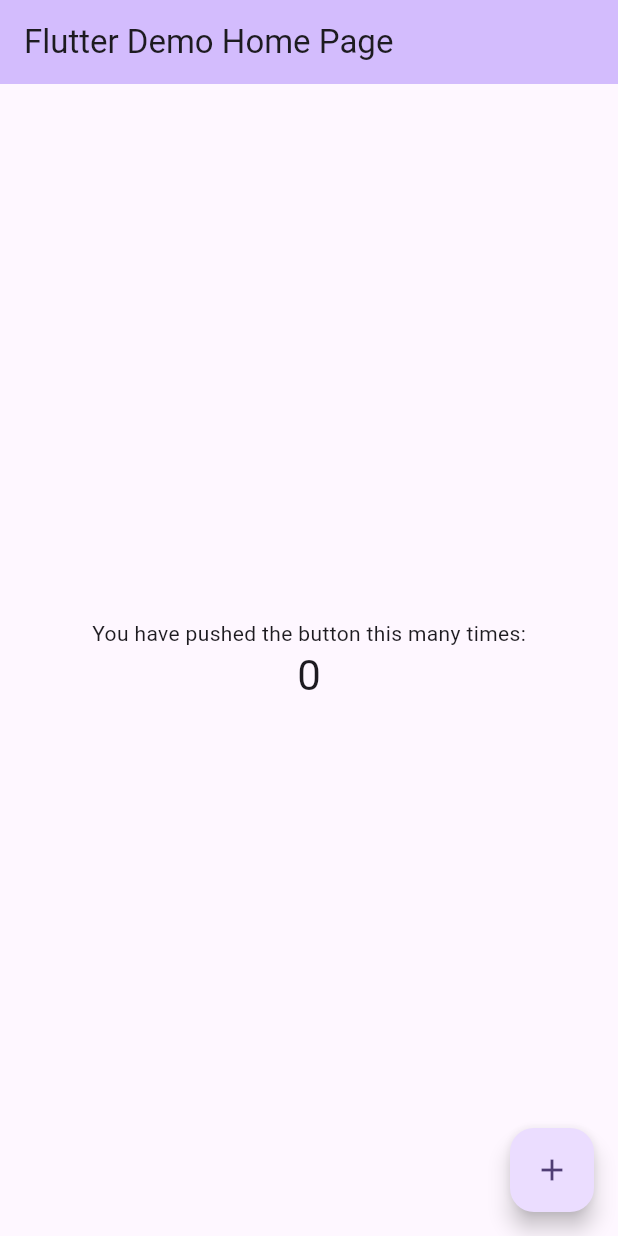
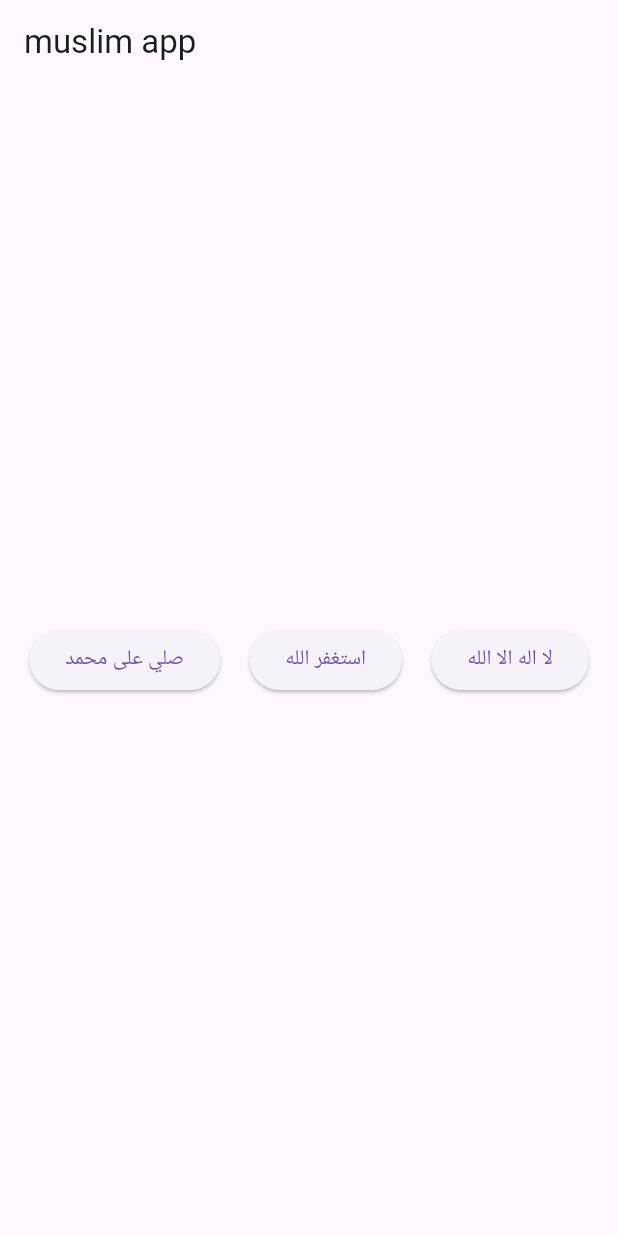
Before and after one commit to Fady4Mohamed/muslim, a Flutter app: the screen it shows after launch, on a phone screen of 412 x 824 dp. Run offline on Flutter 3.47's test engine with Material 3 defaults, Android fonts, the phone set to English and light mode, and no system bars; missing offline and left inert: home_widget.

Commit message:
update project configuration
- Introduced a new home widget provider with layout and functionality.
- Updated AndroidManifest.xml to register the widget provider.
- Added necessary dependencies in build.gradle and pubspec.yaml.
- Created widget layout and implemented widget update logic in MyHomeWidgetProvider.
- Configured VSCode settings for Java build configuration.

```diff
--- /dev/null
+++ b/lib/app/featuers/out/presentation/ui/outer_view.dart
@@ -0,0 +1,47 @@
+import 'package:flutter/material.dart';
+import 'package:home_widget/home_widget.dart';
+
+class OuterView extends StatelessWidget {
+  const OuterView({super.key});
+
+  @override
+  Widget build(BuildContext context) {
+    return Scaffold(
+        appBar: AppBar(title: Text('muslim app')),
+        body: Center(
+          child: Row(
+            mainAxisAlignment: MainAxisAlignment.spaceEvenly,
+            children: [
+              ElevatedButton(
+                onPressed: () {
+                  HomeWidget.saveWidgetData<String>(
+                      'widget_text', 'صلي على محمد');
+                  // Provide the fully qualified name of your widget provider
+                  HomeWidget.updateWidget(name: 'MyHomeWidgetProvider');
+                },
+                child: Text('صلي على محمد'),
+              ),
+                 ElevatedButton(
+                onPressed: () {
+                  HomeWidget.saveWidgetData<String>(
+                      'widget_text', 'استغفر الله');
+                  // Provide the fully qualified name of your widget provider
+                  HomeWidget.updateWidget(name: 'MyHomeWidgetProvider');
+                },
+                child: Text('استغفر الله'),
+              ),
+                 ElevatedButton(
+                onPressed: () {
+                  HomeWidget.saveWidgetData<String>(
+                      'widget_text',  'لا اله الا الله');
+                  // Provide the fully qualified name of your widget provider
+                  HomeWidget.updateWidget(name: 'MyHomeWidgetProvider');
+                },
+                child: Text( 'لا اله الا الله'),
+              ),
+            ],
+          ),
+        ),
+      );
+  }
+}
--- a/lib/main.dart
+++ b/lib/main.dart
@@ -1,125 +1,15 @@
 import 'package:flutter/material.dart';
+import 'package:muslim/app/featuers/out/presentation/ui/outer_view.dart';
 
 void main() {
-  runApp(const MyApp());
+  runApp(MyApp());
 }
 
 class MyApp extends StatelessWidget {
-  const MyApp({super.key});
-
-  // This widget is the root of your application.
   @override
   Widget build(BuildContext context) {
     return MaterialApp(
-      title: 'Flutter Demo',
-      theme: ThemeData(
-        // This is the theme of your application.
-        //
-        // TRY THIS: Try running your application with "flutter run". You'll see
-        // the application has a purple toolbar. Then, without quitting the app,
-        // try changing the seedColor in the colorScheme below to Colors.green
-        // and then invoke "hot reload" (save your changes or press the "hot
-        // reload" button in a Flutter-supported IDE, or press "r" if you used
-        // the command line to start the app).
-        //
-        // Notice that the counter didn't reset back to zero; the application
-        // state is not lost during the reload. To reset the state, use hot
-        // restart instead.
-        //
-        // This works for code too, not just values: Most code changes can be
-        // tested with just a hot reload.
-        colorScheme: ColorScheme.fromSeed(seedColor: Colors.deepPurple),
-        useMaterial3: true,
-      ),
-      home: const MyHomePage(title: 'Flutter Demo Home Page'),
+      home:OuterView(),
     );
   }
 }
-
-class MyHomePage extends StatefulWidget {
-  const MyHomePage({super.key, required this.title});
-
-  // This widget is the home page of your application. It is stateful, meaning
-  // that it has a State object (defined below) that contains fields that affect
-  // how it looks.
-
-  // This class is the configuration for the state. It holds the values (in this
-  // case the title) provided by the parent (in this case the App widget) and
-  // used by the build method of the State. Fields in a Widget subclass are
-  // always marked "final".
-
-  final String title;
-
-  @override
-  State<MyHomePage> createState() => _MyHomePageState();
-}
-
-class _MyHomePageState extends State<MyHomePage> {
-  int _counter = 0;
-
-  void _incrementCounter() {
-    setState(() {
-      // This call to setState tells the Flutter framework that something has
-      // changed in this State, which causes it to rerun the build method below
-      // so that the display can reflect the updated values. If we changed
-      // _counter without calling setState(), then the build method would not be
-      // called again, and so nothing would appear to happen.
-      _counter++;
-    });
-  }
-
-  @override
-  Widget build(BuildContext context) {
-    // This method is rerun every time setState is called, for instance as done
-    // by the _incrementCounter method above.
-    //
-    // The Flutter framework has been optimized to make rerunning build methods
-    // fast, so that you can just rebuild anything that needs updating rather
-    // than having to individually change instances of widgets.
-    return Scaffold(
-      appBar: AppBar(
-        // TRY THIS: Try changing the color here to a specific color (to
-        // Colors.amber, perhaps?) and trigger a hot reload to see the AppBar
-        // change color while the other colors stay the same.
-        backgroundColor: Theme.of(context).colorScheme.inversePrimary,
-        // Here we take the value from the MyHomePage object that was created by
-        // the App.build method, and use it to set our appbar title.
-        title: Text(widget.title),
-      ),
-      body: Center(
-        // Center is a layout widget. It takes a single child and positions it
-        // in the middle of the parent.
-        child: Column(
-          // Column is also a layout widget. It takes a list of children and
-          // arranges them vertically. By default, it sizes itself to fit its
-          // children horizontally, and tries to be as tall as its parent.
-          //
-          // Column has various properties to control how it sizes itself and
-          // how it positions its children. Here we use mainAxisAlignment to
-          // center the children vertically; the main axis here is the vertical
-          // axis because Columns are vertical (the cross axis would be
-          // horizontal).
-          //
-          // TRY THIS: Invoke "debug painting" (choose the "Toggle Debug Paint"
-          // action in the IDE, or press "p" in the console), to see the
-          // wireframe for each widget.
-          mainAxisAlignment: MainAxisAlignment.center,
-          children: <Widget>[
-            const Text(
-              'You have pushed the button this many times:',
-            ),
-            Text(
-              '$_counter',
-              style: Theme.of(context).textTheme.headlineMedium,
-            ),
-          ],
-        ),
-      ),
-      floatingActionButton: FloatingActionButton(
-        onPressed: _incrementCounter,
-        tooltip: 'Increment',
-        child: const Icon(Icons.add),
-      ), // This trailing comma makes auto-formatting nicer for build methods.
-    );
-  }
-}
```
Also changed, not shown: pubspec.yaml (+5 -17 lines), pubspec.lock, 7 other files.
